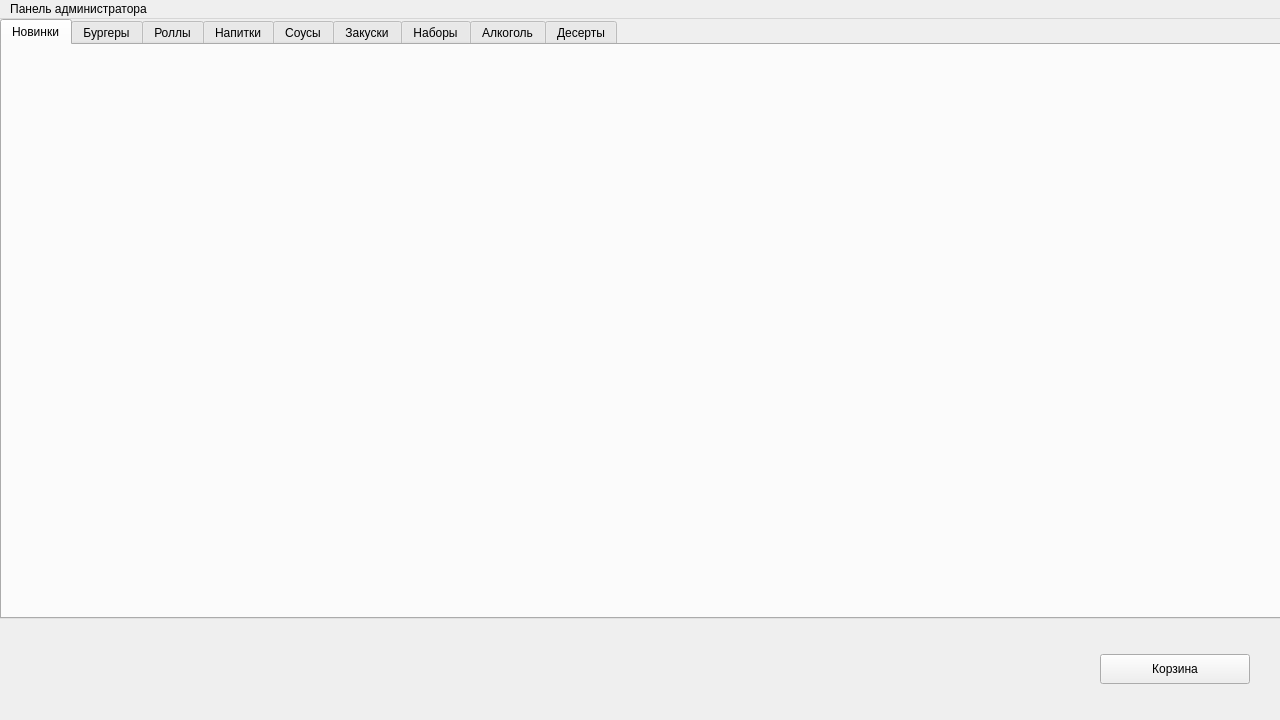
The window that ui_templates/MainWindow.ui (NikitaKolotushkin/McDonalds) describes before a commit, drawn with Qt 5.
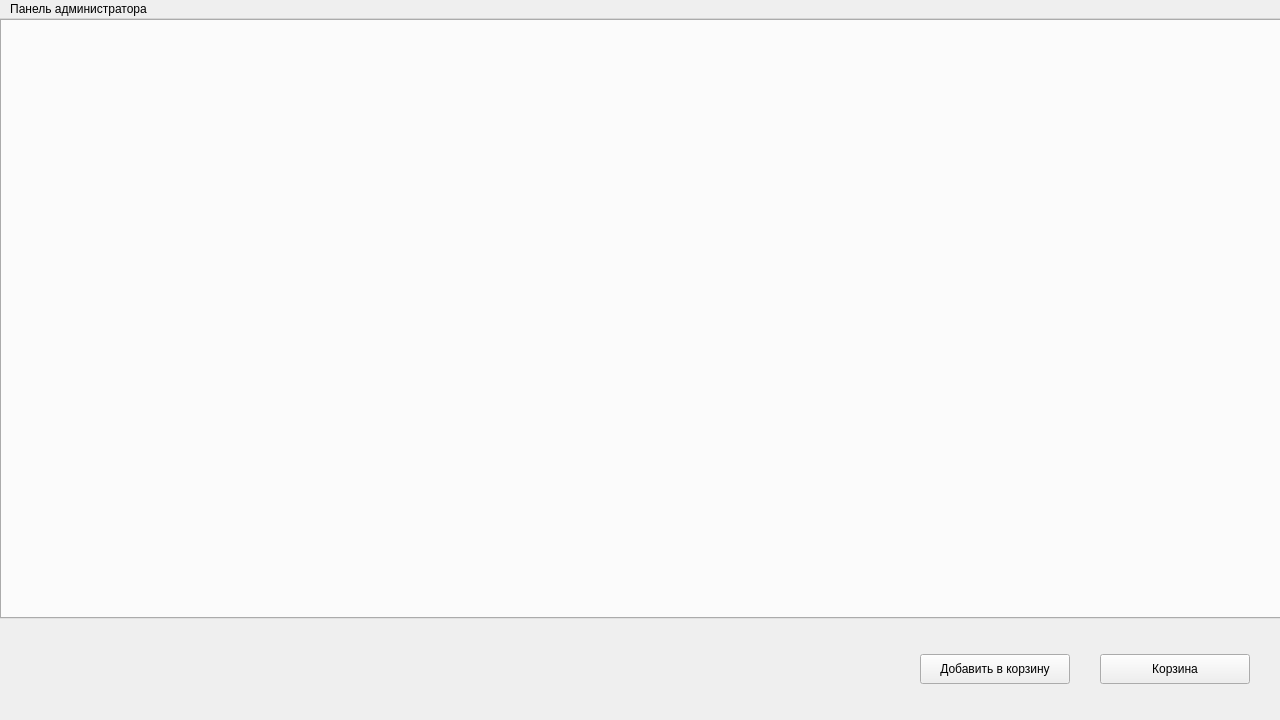
The same window after the commit.

Commit message: Добавлен список возможной продукции

Diff of the .ui file:
```diff
--- a/ui_templates/MainWindow.ui
+++ b/ui_templates/MainWindow.ui
@@ -35,6 +35,19 @@
    <string>McDonalds Desktop App</string>
   </property>
   <widget class="QWidget" name="centralwidget">
+   <widget class="QPushButton" name="openCartButton">
+    <property name="geometry">
+     <rect>
+      <x>1100</x>
+      <y>635</y>
+      <width>150</width>
+      <height>30</height>
+     </rect>
+    </property>
+    <property name="text">
+     <string>Корзина</string>
+    </property>
+   </widget>
    <widget class="QTabWidget" name="tabWidget">
     <property name="geometry">
      <rect>
@@ -45,65 +58,23 @@
      </rect>
     </property>
     <property name="currentIndex">
-     <number>0</number>
+     <number>-1</number>
     </property>
-    <widget class="QWidget" name="tab_news">
-     <attribute name="title">
-      <string>Новинки</string>
-     </attribute>
-    </widget>
-    <widget class="QWidget" name="tab_burgers">
-     <attribute name="title">
-      <string>Бургеры</string>
-     </attribute>
-    </widget>
-    <widget class="QWidget" name="tab_rolls">
-     <attribute name="title">
-      <string>Роллы</string>
-     </attribute>
-    </widget>
-    <widget class="QWidget" name="tab_drinks">
-     <attribute name="title">
-      <string>Напитки</string>
-     </attribute>
-    </widget>
-    <widget class="QWidget" name="tab_sauces">
-     <attribute name="title">
-      <string>Соусы</string>
-     </attribute>
-    </widget>
-    <widget class="QWidget" name="tab_snacks">
-     <attribute name="title">
-      <string>Закуски</string>
-     </attribute>
-    </widget>
-    <widget class="QWidget" name="tab_kits">
-     <attribute name="title">
-      <string>Наборы</string>
-     </attribute>
-    </widget>
-    <widget class="QWidget" name="tab_alcohol">
-     <attribute name="title">
-      <string>Алкоголь</string>
-     </attribute>
-    </widget>
-    <widget class="QWidget" name="tab_desserts">
-     <attribute name="title">
-      <string>Десерты</string>
-     </attribute>
-    </widget>
    </widget>
-   <widget class="QPushButton" name="pushButton">
+   <widget class="QPushButton" name="addToCartButton">
     <property name="geometry">
      <rect>
-      <x>1100</x>
+      <x>920</x>
       <y>635</y>
       <width>150</width>
       <height>30</height>
      </rect>
     </property>
     <property name="text">
-     <string>Корзина</string>
+     <string>Добавить в корзину</string>
+    </property>
+    <property name="checkable">
+     <bool>false</bool>
     </property>
    </widget>
   </widget>
```
